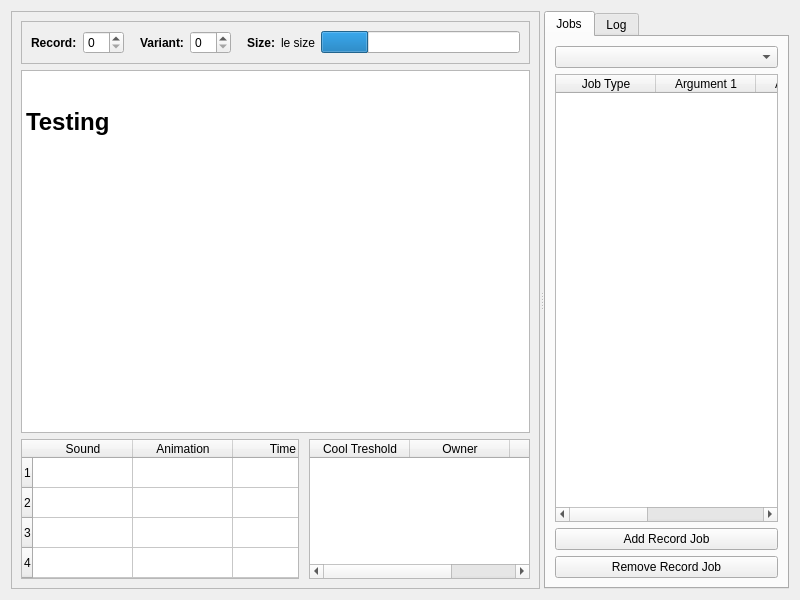
Qt form ui/editorgui.ui (Dhterech/neobes-gui) before a commit.
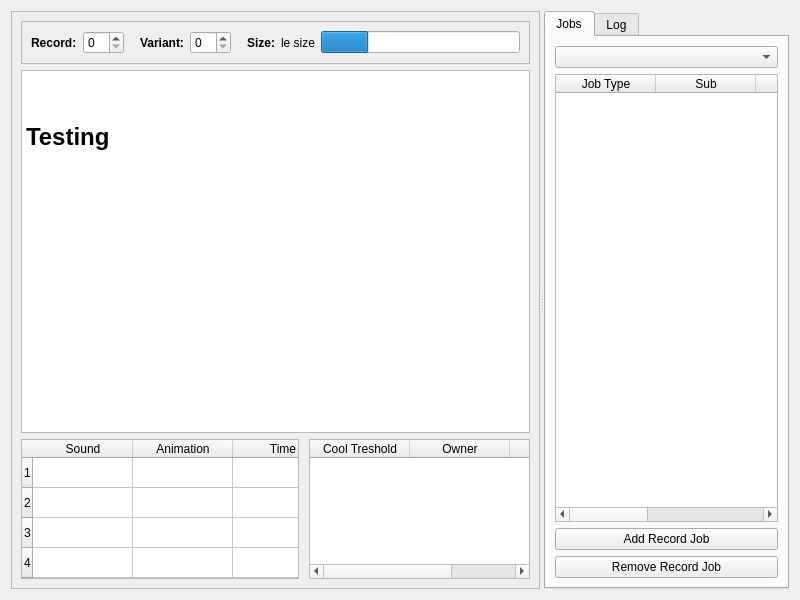
The same form after that commit. Icons and pictures are not drawn.

Commit message: Rename arguments to their original names

What changed in the file:
```diff
--- a/ui/editorgui.ui
+++ b/ui/editorgui.ui
@@ -146,7 +146,8 @@
 li.unchecked::marker { content: &quot;\2610&quot;; }
 li.checked::marker { content: &quot;\2612&quot;; }
 &lt;/style&gt;&lt;/head&gt;&lt;body style=&quot; font-family:'Noto Sans'; font-size:10pt; font-weight:400; font-style:normal;&quot;&gt;
-&lt;p style=&quot; margin-top:0px; margin-bottom:0px; margin-left:0px; margin-right:0px; -qt-block-indent:0; text-indent:0px;&quot;&gt;                      &lt;/p&gt;
+&lt;p style=&quot; margin-top:0px; margin-bottom:0px; margin-left:0px; margin-right:0px; -qt-block-indent:0; text-indent:0px;&quot;&gt;           &lt;/p&gt;
+&lt;p style=&quot; margin-top:0px; margin-bottom:0px; margin-left:0px; margin-right:0px; -qt-block-indent:0; text-indent:0px;&quot;&gt;                                 &lt;/p&gt;
 &lt;h1 style=&quot; margin-top:18px; margin-bottom:12px; margin-left:0px; margin-right:0px; -qt-block-indent:0; text-indent:0px;&quot;&gt;&lt;span style=&quot; font-size:xx-large; font-weight:700;&quot;&gt;Testing&lt;/span&gt;&lt;/h1&gt;&lt;/body&gt;&lt;/html&gt;</string>
          </property>
          <property name="textInteractionFlags">
@@ -282,22 +283,22 @@
           </column>
           <column>
            <property name="text">
-            <string>Argument 1</string>
+            <string>Sub</string>
            </property>
           </column>
           <column>
            <property name="text">
-            <string>Argument 2</string>
+            <string>JobD1</string>
            </property>
           </column>
           <column>
            <property name="text">
-            <string>Argument 3</string>
+            <string>JobD2</string>
            </property>
           </column>
           <column>
            <property name="text">
-            <string>Argument 4</string>
+            <string>Data</string>
            </property>
           </column>
          </widget>
```
